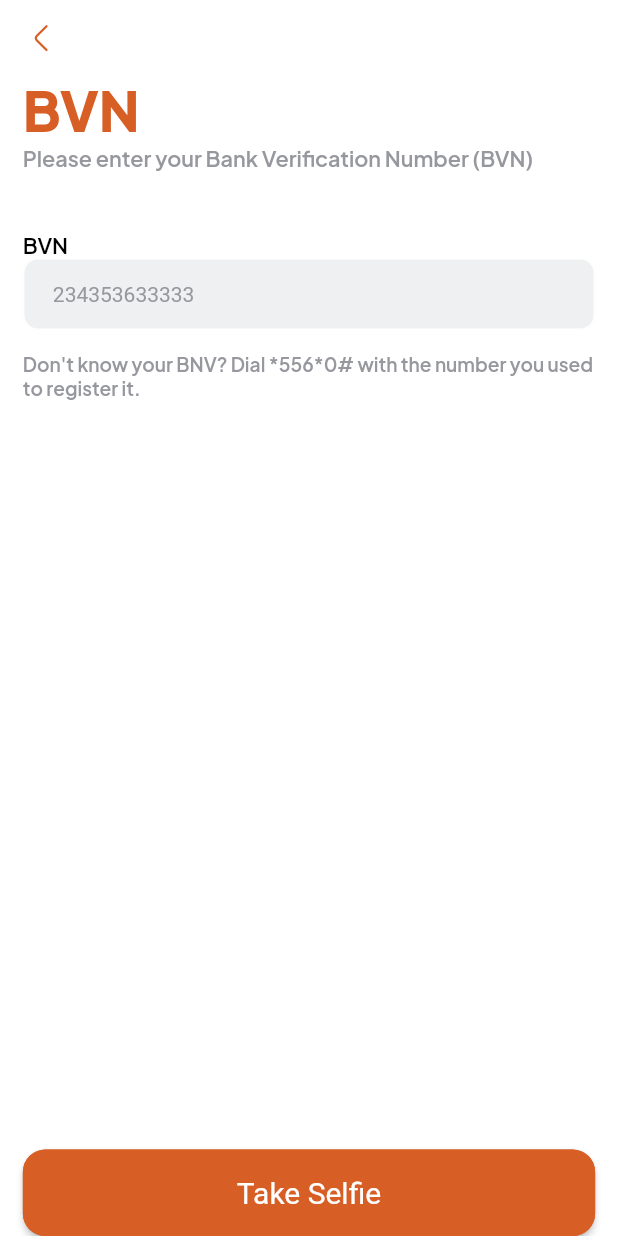
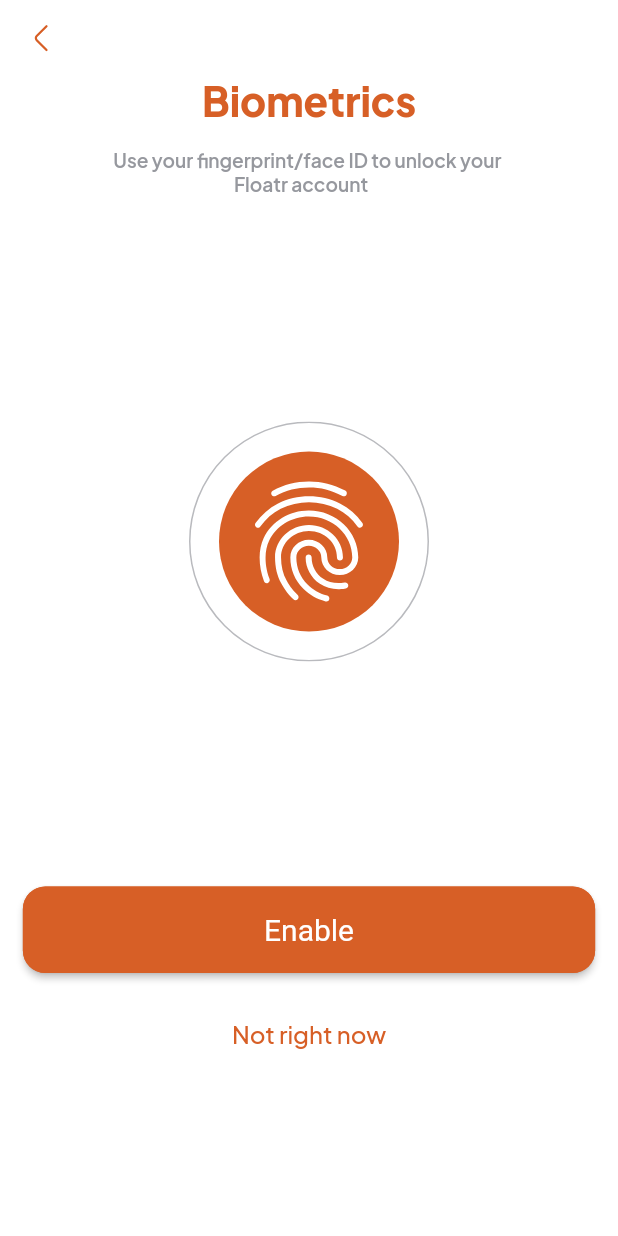
Before and after one commit to UcheAzubuko/floatr-v1, a Flutter app: the CreatePinScreen screen opened by its route, after a tap on "Confirm Code", on a phone screen of 412 x 824 dp. Run offline on Flutter 3.47's test engine with Material 2 defaults, Android fonts, the phone set to English and light mode, and no system bars; our stand-ins replace dotted_border, flutter_svg, get_it, google_fonts, otp_text_field, smooth_page_indicator; project files that could hold a hidden picture were left out.

Commit message:
update: biometrics screen added

```diff
--- /dev/null
+++ b/lib/app/features/authentication/view/biometrics_screen.dart
@@ -0,0 +1,79 @@
+import 'package:floatr/app/extensions/padding.dart';
+import 'package:floatr/app/extensions/sized_context.dart';
+import 'package:floatr/app/widgets/general_button.dart';
+import 'package:flutter/material.dart';
+import 'package:flutter_svg/svg.dart';
+
+import '../../../../core/utils/app_colors.dart';
+import '../../../../core/utils/spacing.dart';
+import '../../../widgets/app_text.dart';
+import '../../../widgets/custom_appbar.dart';
+
+class BiometricsScreen extends StatelessWidget {
+  const BiometricsScreen({Key? key}) : super(key: key);
+
+  @override
+  Widget build(BuildContext context) {
+    return Scaffold(
+      appBar: CustomAppBar(),
+      body: SafeArea(
+        child: Center(
+          child: Column(
+            // crossAxisAlignment: CrossAxisAlignment.center,
+            mainAxisAlignment: MainAxisAlignment.start,
+            children: [
+              AppText(
+                text: 'Biometrics',
+                color: AppColors.primaryColor,
+                fontWeight: FontWeight.w900,
+                size: context.widthPx * 0.065,
+              ),
+
+
+              const VerticalSpace(
+                size: 15,
+              ),
+
+              // fingerprint/faceId prompt
+              AppText(
+                text: '''Use your fingerprint/face ID to unlock your
+                                    Floatr account''',
+                color: AppColors.grey,
+                fontWeight: FontWeight.w600,
+                size: context.widthPx * 0.031,
+              ),
+
+              const VerticalSpace(
+                size: 150,
+              ),
+
+              SvgPicture.asset('assets/images/biometric.svg'),
+
+              const VerticalSpace(
+                size: 150,
+              ),
+
+              // enable button
+              GeneralButton(
+                onPressed: () {},
+                child: const Text('Enable'),
+              ),
+
+              const VerticalSpace(
+                size: 30,
+              ),
+
+              // not right now
+              AppText(
+                text: 'Not right now',
+                color: AppColors.primaryColor,
+                fontWeight: FontWeight.w500,
+                size: context.widthPx * 0.039,
+              ),
+            ],
+          ),
+        ),
+      ).paddingSymmetric(horizontal: context.widthPx * 0.037),
+    );
+  }
+}
--- a/lib/app/features/authentication/view/create_pin_screen.dart
+++ b/lib/app/features/authentication/view/create_pin_screen.dart
@@ -68,7 +68,7 @@ Floatr account''',
 
             GeneralButton(
               onPressed: () =>
-                  navigationService.navigateTo(RouteName.verifyBVN),
+                  navigationService.navigateTo(RouteName.biometrics),
               buttonTextColor: Colors.white,
               child: const Text(
                 'Confirm Code',
--- a/lib/core/route/route_names.dart
+++ b/lib/core/route/route_names.dart
@@ -7,4 +7,5 @@ class RouteName {
   static const String takeSelfie = 'takeSelfie';
   static const String confirmDetails = 'confirmDetails';
   static const String createPin = 'createPin';
+  static const String biometrics = 'biometrics';
 }
--- a/lib/core/route/router.dart
+++ b/lib/core/route/router.dart
@@ -1,3 +1,4 @@
+import 'package:floatr/app/features/authentication/view/biometrics_screen.dart';
 import 'package:floatr/app/features/authentication/view/confirm_details_screen.dart';
 import 'package:floatr/app/features/authentication/view/create_pin_screen.dart';
 import 'package:floatr/app/features/authentication/view/login_screen.dart';
@@ -28,6 +29,8 @@ class Router {
         return MaterialPageRoute(builder: (_) => const ConfirmDetailsScreen());
       case RouteName.createPin:
         return MaterialPageRoute(builder: (_) => const CreatePinScreen());
+      case RouteName.biometrics:
+        return MaterialPageRoute(builder: (_) => const BiometricsScreen());
       default:
         return MaterialPageRoute(builder: (_) => const SplashScreen());
     }
```
Also changed, not shown: assets/images/biometric.svg (added).
